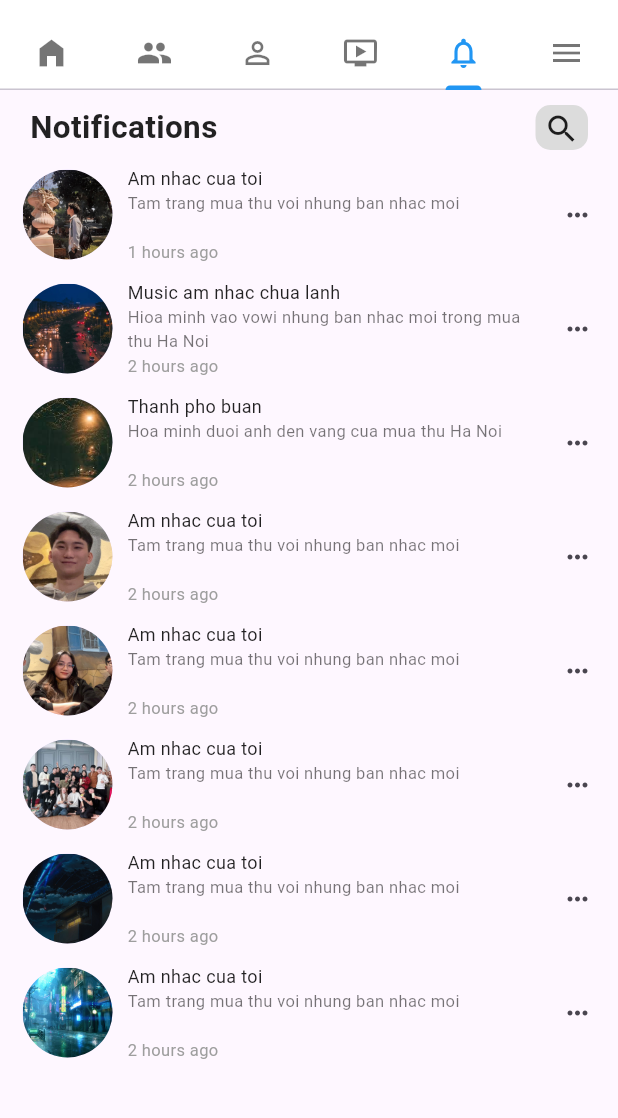
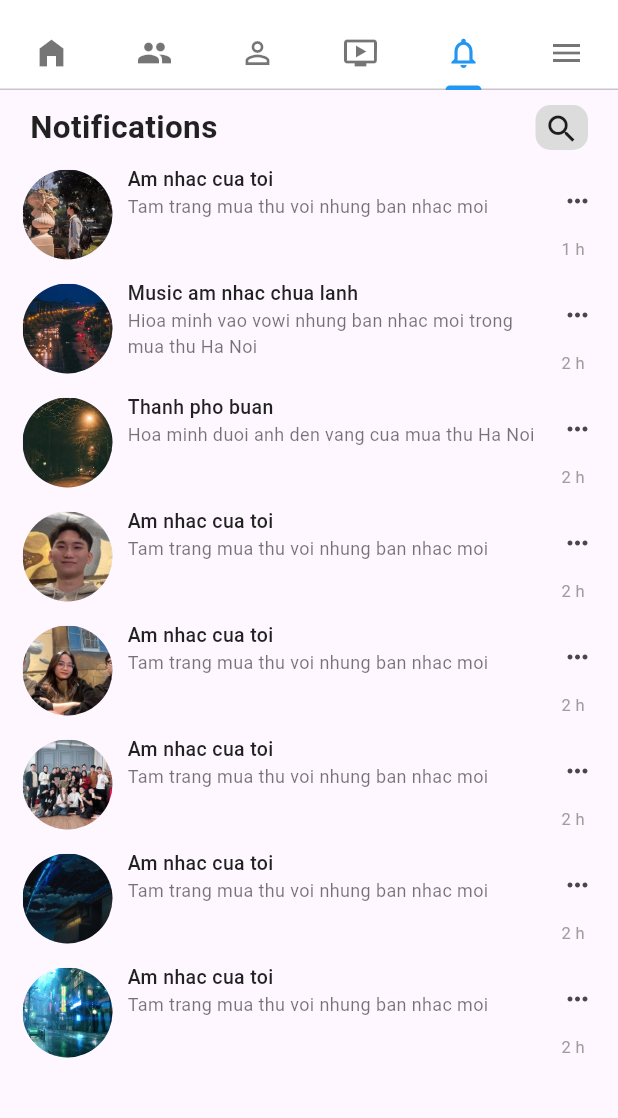
Before and after one commit to nguyenduyhaihauc/flutterappfacebook, a Flutter app: the screen it shows after launch, tab 5 chosen, on a phone screen of 412 x 824 dp, the part 66-1184 px from its top. Run offline on Flutter 3.47's test engine with Material 3 defaults, Android fonts, the phone set to English and light mode, and no system bars; our stand-ins replace video_player; network calls fail.

Commit message:
update Notification Screen 31/10/2024

```diff
--- a/lib/screen/tab_screen/notification_screen.dart
+++ b/lib/screen/tab_screen/notification_screen.dart
@@ -8,49 +8,49 @@ class NotificationScreen extends StatelessWidget {
         imgAvatar: 'images/story_1.jpg',
         userName: 'Am nhac cua toi',
         content: 'Tam trang mua thu voi nhung ban nhac moi',
-        time: '1 hours ago'
+        time: '1 h'
     ),
     NotificationModel(
         imgAvatar: 'images/story_2.jpg',
         userName: 'Music am nhac chua lanh',
         content: 'Hioa minh vao vowi nhung ban nhac moi trong mua thu Ha Noi',
-        time: '2 hours ago'
+        time: '2 h'
     ),
     NotificationModel(
         imgAvatar: 'images/story_3.jpg',
         userName: 'Thanh pho buan',
         content: 'Hoa minh duoi anh den vang cua mua thu Ha Noi ',
-        time: '2 hours ago'
+        time: '2 h'
     ),
     NotificationModel(
         imgAvatar: 'images/story_4.jpg',
         userName: 'Am nhac cua toi',
         content: 'Tam trang mua thu voi nhung ban nhac moi',
-        time: '2 hours ago'
+        time: '2 h'
     ),
     NotificationModel(
         imgAvatar: 'images/post_1.jpg',
         userName: 'Am nhac cua toi',
         content: 'Tam trang mua thu voi nhung ban nhac moi',
-        time: '2 hours ago'
+        time: '2 h'
     ),
     NotificationModel(
         imgAvatar: 'images/post_2.jpg',
         userName: 'Am nhac cua toi',
         content: 'Tam trang mua thu voi nhung ban nhac moi',
-        time: '2 hours ago'
+        time: '2 h'
     ),
     NotificationModel(
         imgAvatar: 'images/post_3.jpg',
         userName: 'Am nhac cua toi',
         content: 'Tam trang mua thu voi nhung ban nhac moi',
-        time: '2 hours ago'
+        time: '2 h'
     ),
     NotificationModel(
         imgAvatar: 'images/post_4.jpg',
         userName: 'Am nhac cua toi',
         content: 'Tam trang mua thu voi nhung ban nhac moi',
-        time: '2 hours ago'
+        time: '2 h'
     )
   ];
 
--- a/lib/screen/widget/notification_item.dart
+++ b/lib/screen/widget/notification_item.dart
@@ -34,16 +34,12 @@ class NotificationItem extends StatelessWidget {
               // color: Colors.lightBlueAccent,
               child: Column(
                 crossAxisAlignment: CrossAxisAlignment.start,
-                mainAxisAlignment: MainAxisAlignment.spaceBetween,
-                children: [
-                  Column(
-                    crossAxisAlignment: CrossAxisAlignment.start,
                 children: [
                   Text(
                     notifications.userName,
                     style: TextStyle(
-                          fontSize: 12,
-                          fontWeight: FontWeight.w400,
+                      fontSize: 13,
+                      fontWeight: FontWeight.w500,
                       color: Colors.black87
                     ),
                   ),
@@ -53,14 +49,25 @@ class NotificationItem extends StatelessWidget {
                     overflow: TextOverflow.ellipsis, //Hien thi dau cham khi vuot qua dong
                     maxLines: 2,
                     style: TextStyle(
-                            fontSize: 11,
+                        fontSize: 12,
                         // fontWeight: FontWeight.w300,
                         color: Colors.black54
                     ),
                   ),
                 ],
               ),
-
+            ),
+          ),
+          SizedBox(width: 10,),
+          Container(
+            width: 30,
+            // color: Colors.red,
+            child: Column(
+              children: [
+                IconButton(
+                    onPressed: () {},
+                    icon: Icon(Icons.more_horiz_rounded, size: 20,)
+                ),
                 Text(
                   notifications.time,
                   style: TextStyle(
@@ -71,15 +78,6 @@ class NotificationItem extends StatelessWidget {
                 )
               ],
             ),
-            ),
-          ),
-          SizedBox(width: 10,),
-          Container(
-            width: 30,
-            child: IconButton(
-                onPressed: () {},
-                icon: Icon(Icons.more_horiz_rounded, size: 20,)
-            ),
           )
         ],
       ),
```
Lines whose indentation alone changed are shown as unchanged.
